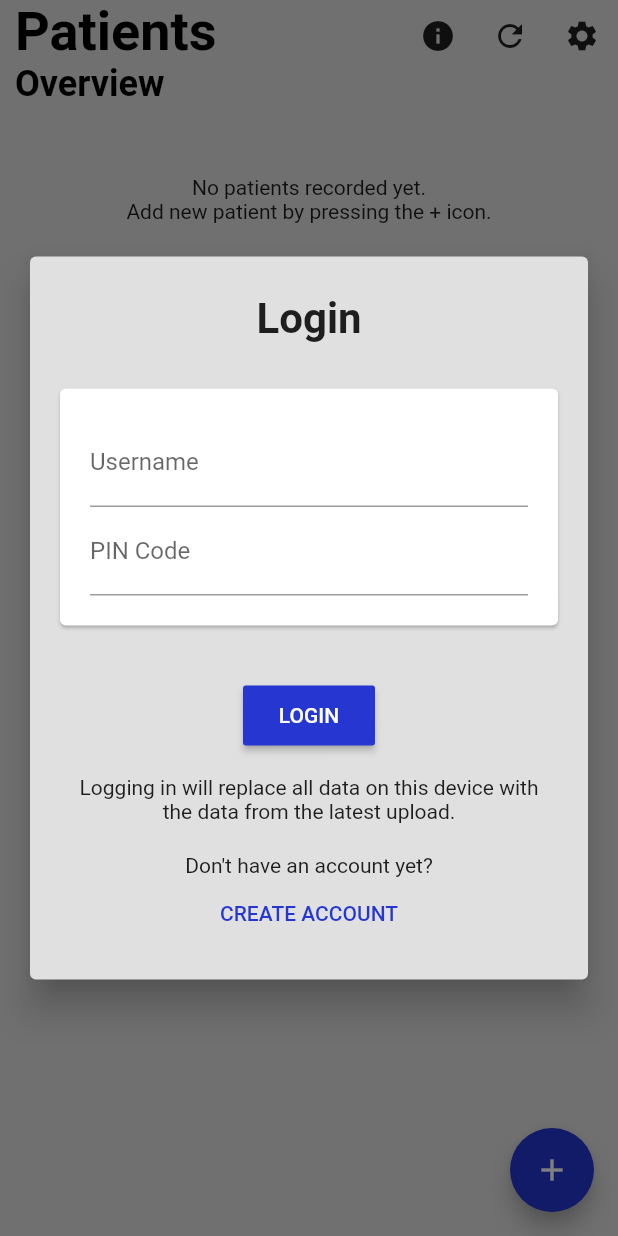
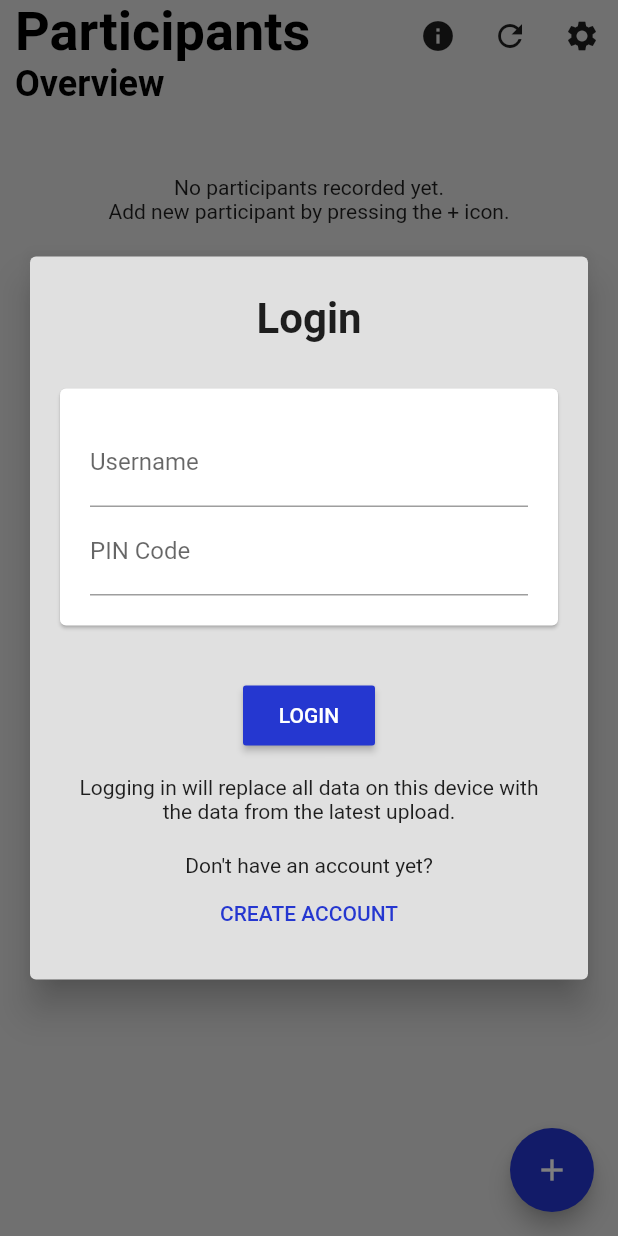
Before and after one commit to chrisly-bear/PEBRApp, a Flutter app: the screen it shows after launch, on a phone screen of 412 x 824 dp. Run offline on Flutter 3.47's test engine with Material 2 defaults, Android fonts, the phone set to English and light mode, and no system bars; our stand-ins replace flushbar, shared_preferences, sqflite; missing offline and left inert: device_apps, password, spreadsheet_decoder; accounts and stored records are empty.

Commit message:
Changed 'patient' to 'participant' in UI.

```diff
--- a/lib/components/RequiredActionContainer.dart
+++ b/lib/components/RequiredActionContainer.dart
@@ -124,7 +124,7 @@ class _RequiredActionContainerState extends State<RequiredActionContainer> with
         );
         break;
       case RequiredActionType.PATIENT_CHARACTERISTICS_UPLOAD_REQUIRED:
-        actionText = "The automatic upload of the patient's characteristics failed. Please upload manually.";
+        actionText = "The automatic upload of the participant's characteristics failed. Please upload manually.";
         actionButton = FlatButton(
           onPressed: () async {
             await uploadPatientCharacteristics(widget.patient, reUploadNotifications: false);
@@ -140,7 +140,7 @@ class _RequiredActionContainerState extends State<RequiredActionContainer> with
         );
         break;
       case RequiredActionType.VIRAL_LOAD_MEASUREMENT_REQUIRED:
-        actionText = "Viral load required. Please send the patient to the nurse for blood draw.";
+        actionText = "Viral load required. Please send the participant to the nurse for blood draw.";
         actionButton = FlatButton(
           onPressed: () async {
             DatabaseProvider().removeRequiredAction(widget.patient.artNumber, widget.action.type);
@@ -157,7 +157,7 @@ class _RequiredActionContainerState extends State<RequiredActionContainer> with
         );
         break;
       case RequiredActionType.VIRAL_LOAD_9M_REQUIRED:
-        actionText = "The patient needs a viral load within the next few months. Please coordinate with the nurse for blood draw.";
+        actionText = "The participant needs a viral load within the next few months. Please coordinate with the nurse for blood draw.";
         actionButton = _questionnaireDoneButton(widget.action);
         break;
       case RequiredActionType.SATISFACTION_QUESTIONNAIRE_5M_REQUIRED:
--- a/lib/database/DatabaseExporter.dart
+++ b/lib/database/DatabaseExporter.dart
@@ -22,7 +22,7 @@ class DatabaseExporter {
 
     // these are the name of the sheets in the template excel file
     const String userDataSheet = 'User Data';
-    const String patientSheet = 'Patient';
+    const String patientSheet = 'Participant';
     const String viralLoadSheet = 'Viral Load';
     const String preferenceAssessmentSheet = 'Preference Assessment';
     const String supportOptionDoneSheet = 'Support Option Done';
--- a/lib/database/beans/ARTRefillNotDoneReason.dart
+++ b/lib/database/beans/ARTRefillNotDoneReason.dart
@@ -20,12 +20,12 @@ class ARTRefillNotDoneReason {
 
   // These are the descriptions that will be displayed in the UI.
   static const Map<_Reason, String> _description = {
-    _Reason.PATIENT_DIED: "Patient Died",
-    _Reason.PATIENT_HOSPITALIZED: "Patient is Hospitalized",
-    _Reason.ART_FROM_OTHER_CLINIC_LESOTHO: "Patient gets ART from another clinic in Lesotho",
-    _Reason.ART_FROM_OTHER_CLINIC_SA: "Patient gets ART from another clinic in South Africa",
-    _Reason.NOT_TAKING_ART_ANYMORE: "Patient does not take ART anymore",
-    _Reason.STOCK_OUT_OR_FAILED_DELIVERY: "ART stock out or PE or VHW failed to deliver ART to patient",
+    _Reason.PATIENT_DIED: "Participant Died",
+    _Reason.PATIENT_HOSPITALIZED: "Participant is Hospitalized",
+    _Reason.ART_FROM_OTHER_CLINIC_LESOTHO: "Participant gets ART from another clinic in Lesotho",
+    _Reason.ART_FROM_OTHER_CLINIC_SA: "Participant gets ART from another clinic in South Africa",
+    _Reason.NOT_TAKING_ART_ANYMORE: "Participant does not take ART anymore",
+    _Reason.STOCK_OUT_OR_FAILED_DELIVERY: "ART stock out or PE or VHW failed to deliver ART to participant",
     _Reason.NO_INFORMATION: "No information found about the participant at all",
   };
 
--- a/lib/screens/ARTRefillNotDoneScreen.dart
+++ b/lib/screens/ARTRefillNotDoneScreen.dart
@@ -70,7 +70,7 @@ class _ARTRefillNotDoneFormState extends State<ARTRefillNotDoneForm> {
           child: Text(
             _artRefill.notDoneReason == null || _artRefill.notDoneReason == ARTRefillNotDoneReason.STOCK_OUT_OR_FAILED_DELIVERY()
               ? ''
-              : 'Patient will be deactivated and appear greyed out in the main screen.',
+              : 'Participant will be deactivated and appear greyed out in the main screen.',
             textAlign: TextAlign.center,
           ),
         ),
@@ -182,7 +182,7 @@ class _ARTRefillNotDoneFormState extends State<ARTRefillNotDoneForm> {
     if (_artRefill.notDoneReason != ARTRefillNotDoneReason.PATIENT_HOSPITALIZED()) {
       return Container();
     }
-    return _makeQuestion('Where is the patient hospitalized?',
+    return _makeQuestion('Where is the participant hospitalized?',
       answer: TextFormField(
         controller: _hospitalizedClinicCtr,
         validator: (value) {
--- a/lib/screens/EditPatientScreen.dart
+++ b/lib/screens/EditPatientScreen.dart
@@ -53,7 +53,7 @@ class _EditPatientFormState extends State<EditPatientScreen> {
   Widget build(BuildContext context) {
     _screenWidth = MediaQuery.of(context).size.width;
     return PopupScreen(
-      title: 'Edit Patient',
+      title: 'Edit Participant',
       subtitle: _patientToBeEdited.artNumber,
       child: Form(
         key: _formKey,
--- a/lib/screens/MainScreen.dart
+++ b/lib/screens/MainScreen.dart
@@ -203,7 +203,7 @@ class _MainScreenState extends State<MainScreen> with WidgetsBindingObserver, Ti
           backgroundColor: FLOATING_ACTION_BUTTON,
         ),
         body: TransparentHeaderPage(
-          title: 'Patients',
+          title: 'Participants',
           subtitle: 'Overview',
           child: Center(child: _bodyToDisplayBasedOnState()),
           actions: <Widget>[
@@ -424,7 +424,7 @@ class _MainScreenState extends State<MainScreen> with WidgetsBindingObserver, Ti
       }
       String message = 'No new viral loads found.';
       if (newEntries > 0) {
-        message = '$newEntries new viral load result${newEntries > 1 ? 's' : ''} found for patients:\n${updatedPatients.map((String patientART, int newVLs) {
+        message = '$newEntries new viral load result${newEntries > 1 ? 's' : ''} found for participants:\n${updatedPatients.map((String patientART, int newVLs) {
           return MapEntry(patientART, '\n$patientART ($newVLs)');
         }).values.join('')}';
       }
@@ -434,9 +434,9 @@ class _MainScreenState extends State<MainScreen> with WidgetsBindingObserver, Ti
       print('Stacktrace: $s');
       // show warning if viral load fetch wasn't successful for a long time
       if (patientsNotUpdatedForTooLong.isNotEmpty) {
-        final String vlFetchOverdueMessage = "The last viral load update for the following patient${patientsNotUpdatedForTooLong.length > 1 ? 's' : ''} goes back $SHOW_VL_FETCH_WARNING_AFTER_X_DAYS days or more:\n${patientsNotUpdatedForTooLong.map((String patientART, int lastFetch) {
+        final String vlFetchOverdueMessage = "The last viral load update for the following participant${patientsNotUpdatedForTooLong.length > 1 ? 's' : ''} dates back $SHOW_VL_FETCH_WARNING_AFTER_X_DAYS days or more:\n${patientsNotUpdatedForTooLong.map((String patientART, int lastFetch) {
           return MapEntry(patientART, '\n$patientART (${lastFetch < 0 ? 'never' : '$lastFetch days ago'})');
-        }).values.join('')}\n\nYou can fetch the latest viral loads from ${patientsNotUpdatedForTooLong.length > 1 ? 'each' : 'the'} patient's detail page.";
+        }).values.join('')}\n\nYou can fetch the latest viral loads from ${patientsNotUpdatedForTooLong.length > 1 ? 'each' : 'the'} participant's detail page.";
         showFlushbar(vlFetchOverdueMessage, title: "Warning", error: true);
       }
     }
@@ -516,7 +516,7 @@ class _MainScreenState extends State<MainScreen> with WidgetsBindingObserver, Ti
       padding: EdgeInsets.all(25.0),
       child: Center(
         child: Text(
-          "No patients recorded yet.\nAdd new patient by pressing the + icon.",
+          "No participants recorded yet.\nAdd new participant by pressing the + icon.",
           textAlign: TextAlign.center,
         ),
       ),
@@ -749,7 +749,7 @@ class _MainScreenState extends State<MainScreen> with WidgetsBindingObserver, Ti
                   SizedBox(
                     width: 180.0,
                     child: PEBRAButtonRaised(
-                      curPatient.isActivated ? 'Deactivate Patient' : 'Activate Patient',
+                      curPatient.isActivated ? 'Deactivate Participant' : 'Activate Participant',
                       onPressed: () async {
                         Navigator.of(context).pop();
                         // *****************************
@@ -768,7 +768,7 @@ class _MainScreenState extends State<MainScreen> with WidgetsBindingObserver, Ti
                   kReleaseMode ? SizedBox() : SizedBox(
                     width: 180.0,
                     child: PEBRAButtonRaised(
-                      'Delete Patient',
+                      'Delete Participant',
                       onPressed: () async {
                         // **************
                         // delete patient
--- a/lib/screens/NewPatientScreen.dart
+++ b/lib/screens/NewPatientScreen.dart
@@ -137,7 +137,7 @@ class _NewPatientFormState extends State<NewPatientScreen> {
         title: Row(
           crossAxisAlignment: CrossAxisAlignment.center,
           children: [
-            Text('Patient Characteristics', style: TextStyle(fontWeight: currentStep == 0 ? FontWeight.bold : FontWeight.normal)),
+            Text('Participant Characteristics', style: TextStyle(fontWeight: currentStep == 0 ? FontWeight.bold : FontWeight.normal)),
             SizedBox(width: 10.0),
             _isLoading ? SizedBox(height: 10.0, width: 10.0, child: CircularProgressIndicator()) : Container(),
           ],
@@ -274,7 +274,7 @@ class _NewPatientFormState extends State<NewPatientScreen> {
     }
 
     return PopupScreen(
-      title: 'New Patient',
+      title: 'New Participant',
       actions: _patientSaved ? [] : null,
       child: stepper(),
       scrollable: false,
@@ -368,7 +368,7 @@ class _NewPatientFormState extends State<NewPatientScreen> {
         ],
         validator: (String value) {
           if (_artNumberExists(value)) {
-            return 'Patient with this ART number already exists';
+            return 'Participant with this ART number already exists';
           }
           return validateARTNumber(value);
           },
@@ -395,7 +395,7 @@ class _NewPatientFormState extends State<NewPatientScreen> {
           } else if (value.length != 3) {
             return 'Exactly 3 digits required';
           } else if (_stickerNumberExists('P$value')) {
-            return 'Patient with this sticker number already exists';
+            return 'Participant with this sticker number already exists';
           }
           return null;
         },
@@ -565,7 +565,7 @@ class _NewPatientFormState extends State<NewPatientScreen> {
   }
 
   Widget _consentGivenQuestion() {
-    return _makeQuestion('Has the patient signed the consent form?',
+    return _makeQuestion('Has the participant signed the consent form?',
       answer: DropdownButtonFormField<bool>(
         value: _newPatient.consentGiven,
         onChanged: (bool newValue) {
@@ -800,7 +800,7 @@ class _NewPatientFormState extends State<NewPatientScreen> {
       Padding(
         padding: EdgeInsets.only(top: 15.0),
         child:
-        Text('Only patients between ages $minAgeForEligibility and $maxAgeForEligibility are eligible.',
+        Text('Only candidates between ages $minAgeForEligibility and $maxAgeForEligibility are eligible.',
           textAlign: TextAlign.left,
         ),
       );
@@ -814,10 +814,10 @@ class _NewPatientFormState extends State<NewPatientScreen> {
       Padding(
         padding: EdgeInsets.only(top: 15.0),
         child:
-        Text('This patient is not eligible for the study. Only patients born '
+        Text('This candidate is not eligible for the study. Only candidates born '
             'between ${formatDateConsistent(minBirthdayForEligibility)} and '
             '${formatDateConsistent(maxBirthdayForEligibility)} are '
-            'eligible. The patient will not appear in the PEBRApp.',
+            'eligible. The candidate will not appear in the PEBRApp.',
           textAlign: TextAlign.left,
         ),
       );
--- a/lib/screens/PatientScreen.dart
+++ b/lib/screens/PatientScreen.dart
@@ -162,7 +162,7 @@ class _PatientScreenState extends State<PatientScreen> {
     return Scaffold(
       backgroundColor: BACKGROUND_COLOR,
       body: TransparentHeaderPage(
-        title: 'Patient',
+        title: 'Participant',
         subtitle: _patient.artNumber,
         actions: <Widget>[IconButton(onPressed: () { Navigator.of(context).pop(); }, icon: Icon(Icons.close),)],
         child: content,
@@ -247,14 +247,14 @@ class _PatientScreenState extends State<PatientScreen> {
         _buildNextActionRow(
           title: 'Next Preference Assessment',
           dueDate: _nextAssessmentText,
-          explanation: 'Preference assessments are due every month for unsuppressed patients and every 3 months for suppressed patients.',
+          explanation: 'Preference assessments are due every month for unsuppressed participants and every 3 months for suppressed participants.',
           button: _makeButton('Start Assessment', onPressed: () { _startAssessmentPressed(_context, _patient); }),
         ),
         SizedBox(height: _spacingBetweenCards),
         _buildNextActionRow(
           title: 'Next ART Refill',
           dueDate: _nextRefillText,
-          explanation: 'The ART refill date is selected when the patient collects $pronoun ARTs or has them delivered.',
+          explanation: 'The ART refill date is selected when the participant collects $pronoun ARTs or has them delivered.',
           button: _makeButton('Manage Refill', onPressed: () { _manageRefillPressed(_context, _patient, _nextRefillText); }),
         ),
         SizedBox(height: _spacingBetweenCards),
@@ -262,8 +262,8 @@ class _PatientScreenState extends State<PatientScreen> {
           title: 'Next Questionnaire',
           dueDate: _nextEndpointText,
           explanation: 'Adherence questionnaires are due 2.5–3.5 months, 5–8 months, and 9–15 months '
-              'after patient enrollment.\nSatisfaction questionnaires and Quality'
-              ' of Life questionnaires are due 5–8 months and 9–15 months after patient '
+              'after participant enrollment. Satisfaction questionnaires and Quality'
+              ' of Life questionnaires are due 5–8 months and 9–15 months after participant '
               'enrollment.',
           button: _makeButton('Open KoBoCollect', onPressed: _onOpenKoboCollectPressed),
         ),
@@ -274,7 +274,7 @@ class _PatientScreenState extends State<PatientScreen> {
 
   _buildPatientCharacteristicsCard() {
     return _buildCard(
-      title: 'Patient Characterstics',
+      title: 'Characterstics',
       child: Column(
         children: [
           _buildRow('Enrollment Date', formatDateConsistent(_patient.enrollmentDate)),
@@ -385,7 +385,7 @@ class _PatientScreenState extends State<PatientScreen> {
     if (_patient.viralLoads.length == 0) {
       content = Center(
         child: Text(
-          "No viral load data available for this patient. Fetch data from the viral load database or add a new entry manually.",
+          "No viral load data available for this participant. Fetch data from the viral load database or add a new entry manually.",
           style: TextStyle(color: NO_DATA_TEXT),
         ),
       );
@@ -418,8 +418,8 @@ class _PatientScreenState extends State<PatientScreen> {
       crossAxisAlignment: CrossAxisAlignment.start,
       children: [
         _buildTitle('Viral Load History'),
-        _buildExplanation('All available viral loads for this patient up to one '
-            'year before the enrollment. The viral loads are sorted by their '
+        _buildExplanation('All available viral loads for this participant up to one '
+            'year before the enrollment are listed here. The viral loads are sorted by their '
             'date of blood draw. The bold entry marks the currently active viral '
             'load.'),
         Card(
@@ -691,7 +691,7 @@ class _PatientScreenState extends State<PatientScreen> {
       if (_patient.latestPreferenceAssessment == null) {
         return Center(
           child: Text(
-            "No preferences available for this patient. Start a new preference assessment below.",
+            "No preferences available for this participant. Start a new preference assessment below.",
             style: TextStyle(
               color: NO_DATA_TEXT,
             ),
@@ -774,7 +774,7 @@ class _PatientScreenState extends State<PatientScreen> {
             return Padding(
               padding: const EdgeInsets.symmetric(vertical: 5.0),
               child: Text(
-                'The patient did not have a phone with a Lesotho phone number at the time of the preference assessment. Thus, no notifications are sent to the patient.',
+                'The participant did not have a phone with a Lesotho phone number at the time of the preference assessment. Thus, no notifications are sent to the participant.',
                 style: TextStyle(color: TEXT_INACTIVE),
                 textAlign: TextAlign.center,
               ),
@@ -796,9 +796,9 @@ class _PatientScreenState extends State<PatientScreen> {
           final bool shareSomething = answer != null && answer == YesNoRefused.YES();
           return Column(
             children: [
-              _buildRow('Did the patient want to share something?', answer.description),
-              shareSomething ? _buildRow('The patient shared:', _patient.latestPreferenceAssessment.psychosocialShareSomethingContent) : Container(),
-              _buildRow('How was the patient doing?', _patient.latestPreferenceAssessment.psychosocialHowDoing),
+              _buildRow('Did the participant want to share something?', answer.description),
+              shareSomething ? _buildRow('The participant shared:', _patient.latestPreferenceAssessment.psychosocialShareSomethingContent) : Container(),
+              _buildRow('How was the participant doing?', _patient.latestPreferenceAssessment.psychosocialHowDoing),
             ],
           );
         }
@@ -809,7 +809,7 @@ class _PatientScreenState extends State<PatientScreen> {
             return Padding(
               padding: const EdgeInsets.symmetric(vertical: 5.0),
               child: Text(
-                'The patient was suppressed at the time of the preference assessment. Thus, this section was not covered during the assessment.',
+                'The participant was suppressed at the time of the preference assessment. Thus, this section was not covered during the assessment.',
                 style: TextStyle(color: TEXT_INACTIVE),
                 textAlign: TextAlign.center,
               ),
@@ -818,7 +818,7 @@ class _PatientScreenState extends State<PatientScreen> {
           final bool notSafe = answer == YesNoRefused.NO();
           return Column(
             children: [
-              _buildRow('Does the patient have a safe environment to take the medication?', answer.description),
+              _buildRow('Does the participant have a safe environment to take the medication?', answer.description),
               notSafe ? _buildRow('Why is the environment not safe?', _patient.latestPreferenceAssessment.unsuppressedWhyNotSafe) : Container(),
             ],
           );
@@ -852,7 +852,7 @@ class _PatientScreenState extends State<PatientScreen> {
     final PreferenceAssessment lastestPA = _patient.latestPreferenceAssessment;
     return _buildCard(
       title: 'Preferences',
-      explanationText: lastestPA == null ? null : 'These are the patient\'s preferences as specified in the last preference assessment from ${formatDateAndTimeTodayYesterday(_patient.latestPreferenceAssessment.createdDate)}.',
+      explanationText: lastestPA == null ? null : 'These are the participant\'s preferences as specified in the last preference assessment from ${formatDateAndTimeTodayYesterday(_patient.latestPreferenceAssessment.createdDate)}.',
       child: Container(
         width: double.infinity,
         child: _buildPreferencesCardContent(),
--- a/lib/screens/PreferenceAssessmentScreen.dart
+++ b/lib/screens/PreferenceAssessmentScreen.dart
@@ -631,7 +631,7 @@ class _PreferenceAssessmentFormState extends State<PreferenceAssessmentForm> {
     if (_phoneAvailability == null || _phoneAvailability != PhoneAvailability.YES()) {
       return Container();
     }
-    return _makeQuestion('Patient Phone Number',
+    return _makeQuestion('Participant Phone Number',
       answer: TextFormField(
         decoration: InputDecoration(
           prefixText: '+266-',
@@ -1207,7 +1207,7 @@ class _PreferenceAssessmentFormState extends State<PreferenceAssessmentForm> {
             value: _pa.supportPreferences.LEGAL_AID_INFO_selected,
             onChanged: (bool newValue) => this.setState(() {
               if (newValue) {
-                _showDialog('${SupportOption.LEGAL_AID_INFO().description} selected', 'Give patient a legal aid leaflet.');
+                _showDialog('${SupportOption.LEGAL_AID_INFO().description} selected', 'Give participant a legal aid leaflet.');
               }
               _pa.supportPreferences.LEGAL_AID_INFO_selected = newValue;
             })),
--- a/lib/screens/SettingsScreen.dart
+++ b/lib/screens/SettingsScreen.dart
@@ -173,7 +173,7 @@ class _SettingsScreenState extends State<SettingsScreen> {
         SizedBox(height: 5.0),
         Padding(
           padding: const EdgeInsets.symmetric(horizontal: 25.0),
-          child: Text('Use this option if you want to keep the patient data on the device but change the user.', textAlign: TextAlign.center,),
+          child: Text('Use this option if you want to keep the participant data on the device but change the user.', textAlign: TextAlign.center,),
         ),
         SizedBox(height: _spacing),
       ],
--- a/lib/utils/VisibleImpactUtils.dart
+++ b/lib/utils/VisibleImpactUtils.dart
@@ -56,8 +56,8 @@ Future<void> uploadPatientCharacteristics(Patient patient, {bool reUploadNotific
     _handleFailure(patient, RequiredActionType.PATIENT_CHARACTERISTICS_UPLOAD_REQUIRED);
     if (showNotification) {
       showFlushbar(
-        'The automatic upload of the patient\'s characteristics failed. Please upload manually.',
-        title: 'Upload of Patient Characteristics Failed',
+        'The automatic upload of the participant\'s characteristics failed. Please upload manually.',
+        title: 'Upload of Participant Characteristics Failed',
         error: true,
         buttonText: 'Retry\nNow',
         onButtonPress: () {
--- a/test_driver/PEBRApp_test.dart
+++ b/test_driver/PEBRApp_test.dart
@@ -28,7 +28,7 @@ void main() {
       await driver.tap(buttonFinder);
 
       // Then, verify that the title has the expected text
-      expect(await driver.getText(titleFinder), "New Patient");
+      expect(await driver.getText(titleFinder), "New Participant");
     });
   });
 }
```
Also changed, not shown: 1 other file.
